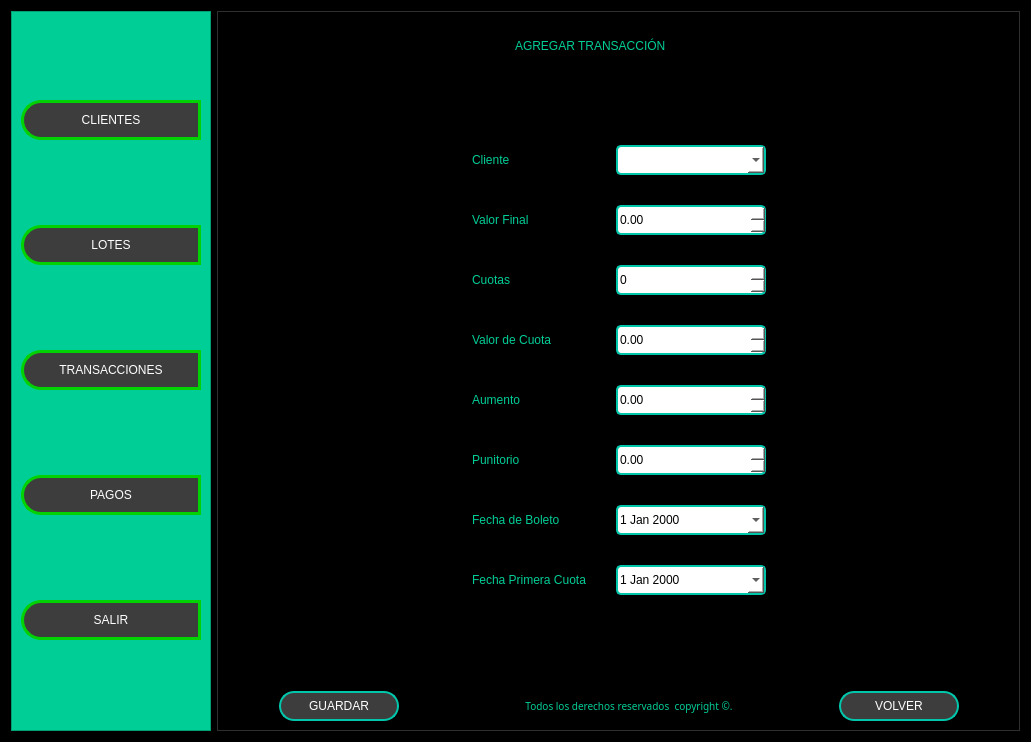
Qt form Front/Proyecto_Inmobiliaria.ui (MartinFernandezSantia/AplicacionPyThonPyQT6) before a commit.
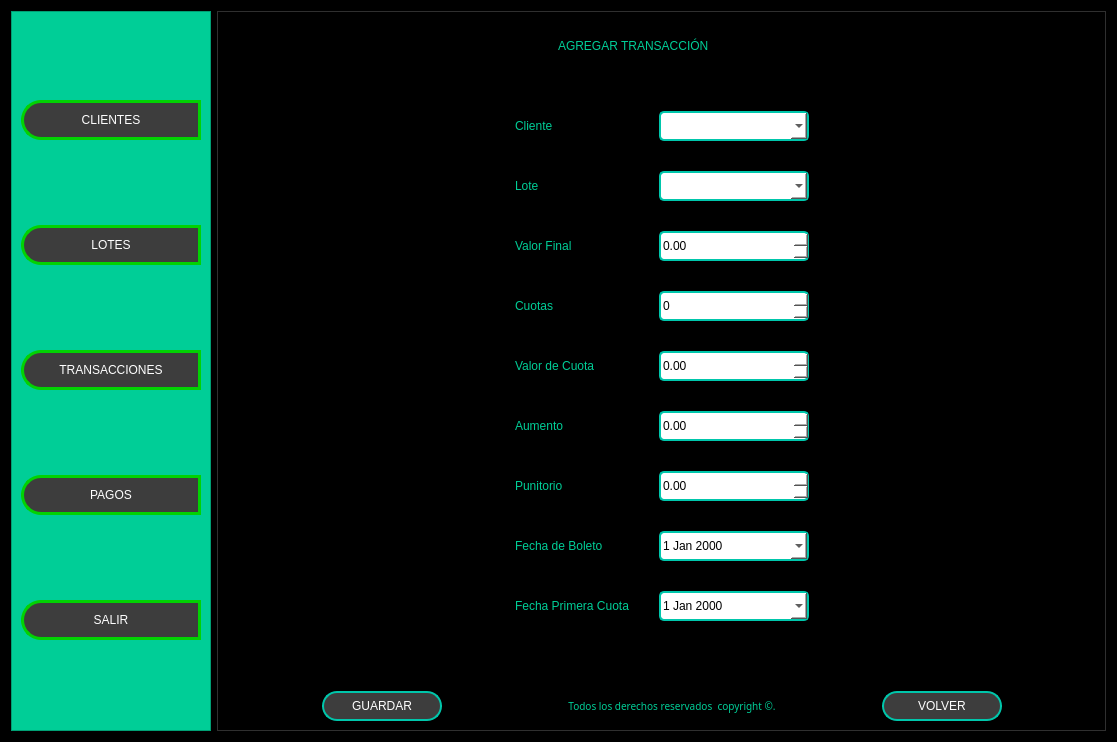
The same form after that commit. The open tabs and pages were chosen to show the change. Icons and pictures are not drawn.

Commit message: Se agrego columna de lote , combox de lote

```diff
--- a/Front/Proyecto_Inmobiliaria.ui
+++ b/Front/Proyecto_Inmobiliaria.ui
@@ -6,7 +6,7 @@
    <rect>
     <x>0</x>
     <y>0</y>
-    <width>1031</width>
+    <width>1117</width>
     <height>742</height>
    </rect>
   </property>
@@ -2752,6 +2752,13 @@
                        </property>
                       </widget>
                      </item>
+                     <item>
+                      <widget class="QLabel" name="label_161">
+                       <property name="text">
+                        <string>Lote</string>
+                       </property>
+                      </widget>
+                     </item>
                      <item>
                       <widget class="QLabel" name="label_35">
                        <property name="text">
@@ -2818,6 +2825,16 @@
                        </property>
                       </widget>
                      </item>
+                     <item>
+                      <widget class="QComboBox" name="combobox_lote">
+                       <property name="minimumSize">
+                        <size>
+                         <width>150</width>
+                         <height>30</height>
+                        </size>
+                       </property>
+                      </widget>
+                     </item>
                      <item>
                       <widget class="QDoubleSpinBox" name="doubleSpinBox_cliente1">
                        <property name="minimumSize">
```
Left out of the diff: 17 changed lines with no effect on the pictures.
